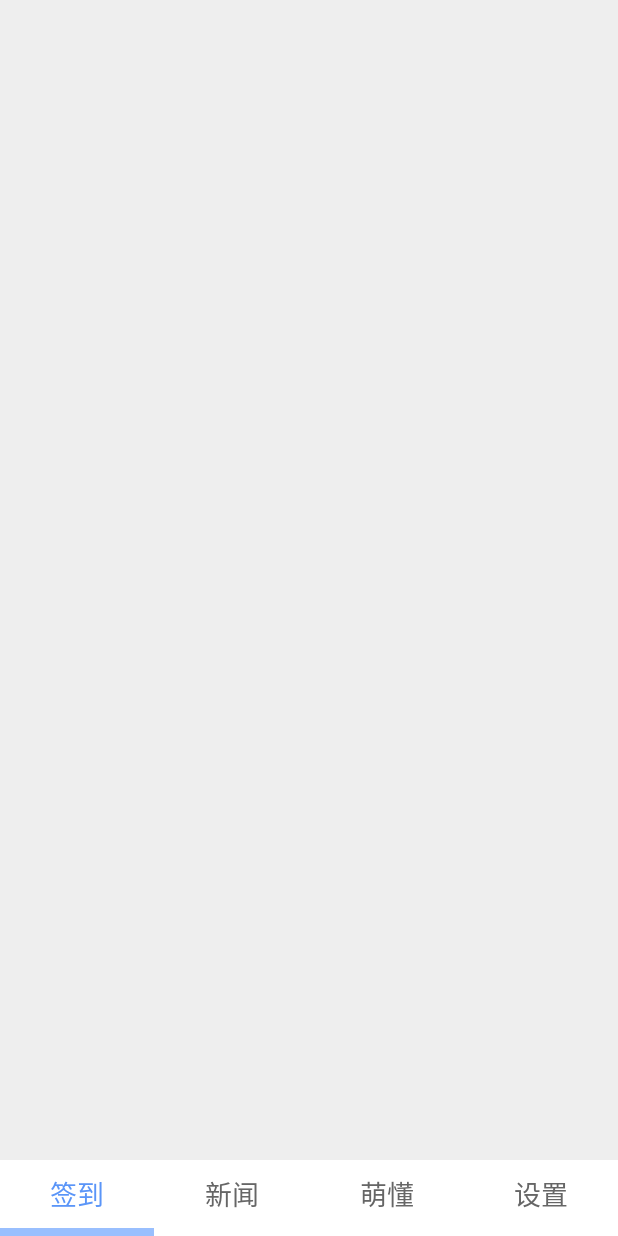
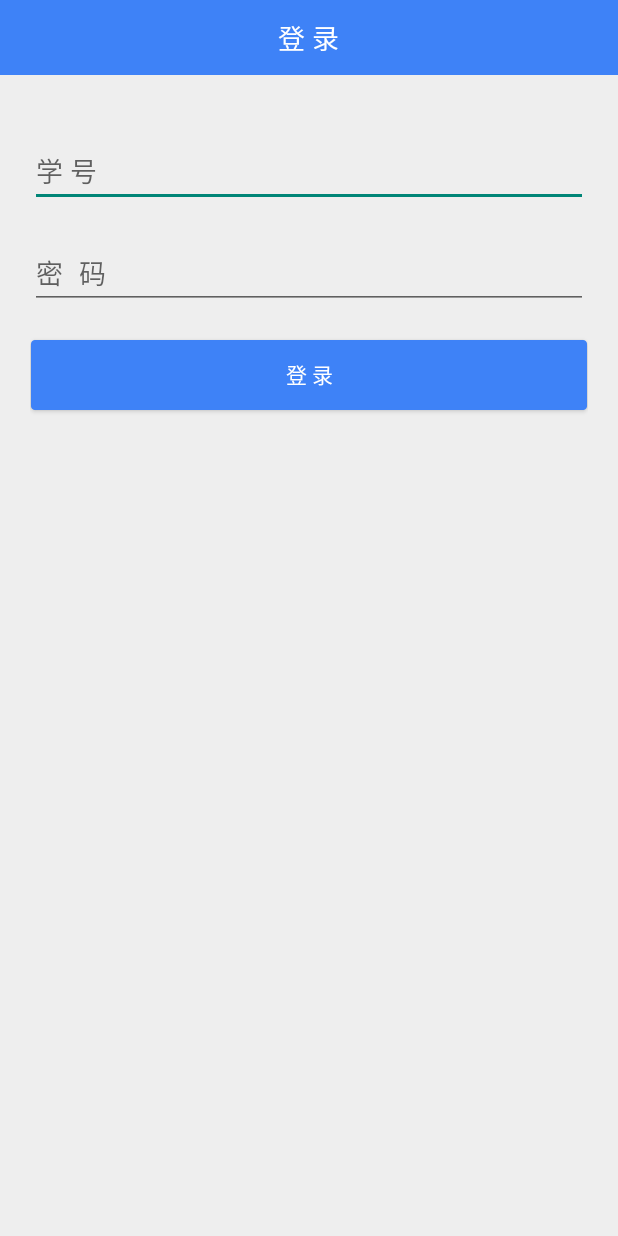
Before and after one commit to flyer88/VoiceSign, an Android app: the screen it shows after launch (MainActivity before the commit, LoginActivity after it), on a phone screen of 412 x 824 dp. Run offline under Robolectric (Android 15) with nearby library versions, the phone set to English and light mode, and no system bars; libraries missing offline, so code that uses them is left out: com.squareup.okhttp.

Commit message:
增加签到功能

```diff
--- /dev/null
+++ b/app/src/main/java/me/shyboy/mengma/LoginActivity.java
@@ -0,0 +1,86 @@
+package me.shyboy.mengma;
+
+import android.app.Activity;
+import android.content.Intent;
+import android.os.Bundle;
+import android.util.Log;
+import android.view.Menu;
+import android.view.MenuItem;
+import android.view.View;
+import android.view.Window;
+import android.widget.Button;
+import android.widget.EditText;
+import android.widget.Toast;
+
+import me.shyboy.mengma.Common.SignConfig;
+import me.shyboy.mengma.Common.User;
+import me.shyboy.mengma.database.UserHelper;
+import me.shyboy.mengma.methods.OkHttpUtil;
+
+
+public class LoginActivity extends Activity {
+    private EditText et_sno;
+    private EditText et_password;
+    private Button btn_login;
+    @Override
+    protected void onCreate(Bundle savedInstanceState) {
+        super.onCreate(savedInstanceState);
+        requestWindowFeature(Window.FEATURE_NO_TITLE);
+        isLogined();
+        setContentView(R.layout.activity_login);
+
+        et_sno = (EditText)findViewById(R.id.login_sno);
+        et_password = (EditText)findViewById(R.id.login_password);
+        btn_login = (Button)findViewById(R.id.login_btn);
+        btn_login.setOnClickListener(new View.OnClickListener() {
+            @Override
+            public void onClick(View v) {
+                String sno = et_sno.getText().toString();
+                String pwd = et_password.getText().toString();
+                if(sno.length() != SignConfig.SNOLENGTH)
+                {
+                    Toast.makeText(LoginActivity.this,"学号应该包含"+SignConfig.SNOLENGTH+"位数字",Toast.LENGTH_SHORT).show();
+                    return ;
+
+                }
+                if (pwd.length() < SignConfig.PASSWORDMINLENGTH || pwd.length() > SignConfig.PASSWORDMAXLENGTH)
+                {
+                    Toast.makeText(LoginActivity.this,"密码应该包含"+SignConfig.PASSWORDMINLENGTH+"-"
+                          +SignConfig.PASSWORDMAXLENGTH+"个字符",
+                            Toast.LENGTH_SHORT).show();
+                    return;
+                }
+                User user = new User(sno,"",pwd,"",7);
+                UserHelper helper= new UserHelper(LoginActivity.this);
+                helper.update(user);
+                OkHttpUtil http = new OkHttpUtil(LoginActivity.this);
+                http.login();
+            }
+        });
+    }
+
+    //检测是否已经登录
+    private void isLogined()
+    {
+        OkHttpUtil okHttpUtil = new OkHttpUtil(LoginActivity.this);
+        User user = okHttpUtil.login();
+
+        if(user == null)
+        {
+            Log.i("login","login failed,when start first.");
+        }
+        else
+        {
+            Intent intent = new Intent(LoginActivity.this,MainActivity.class);
+            startActivity(intent);
+        }
+    }
+
+    @Override
+    public void onStop()
+    {
+        super.onStop();
+        Log.i("login","login success,->main.");
+        this.finish();
+    }
+}
--- /dev/null
+++ b/app/src/main/java/me/shyboy/mengma/database/SignDatabaseHelper.java
@@ -0,0 +1,47 @@
+package me.shyboy.mengma.database;
+
+import android.content.Context;
+import android.database.sqlite.SQLiteDatabase;
+import android.database.sqlite.SQLiteOpenHelper;
+import android.util.Log;
+
+/**
+ * Created by foul on 14/11/16.
+ */
+public class SignDatabaseHelper extends SQLiteOpenHelper {
+    private Context context;
+    public static final String CREATE_USER =
+            "create table User ("
+            + "name text,"
+            + "sno text,"
+            + "password text,"
+            + "pid integer,"
+            + "access_token text )";
+    public static final String DEFAULTDBNAME = "sign.db";
+
+    public SignDatabaseHelper(Context context,String name,SQLiteDatabase.CursorFactory factory,int version)
+    {
+        super(context,name,factory,version);
+
+        this.context = context;
+    }
+
+    public SignDatabaseHelper(Context context,int version)
+    {
+        super(context,DEFAULTDBNAME,null,version);
+
+        this.context = context;
+    }
+
+    public void onCreate(SQLiteDatabase db)
+    {
+        db.execSQL(CREATE_USER);
+        Log.i("database create","create Database User");
+    }
+
+    public void onUpgrade(SQLiteDatabase db,int oldVersion,int newVersion)
+    {
+        db.execSQL("drop table if exists User");
+        onCreate(db);
+    }
+}
--- /dev/null
+++ b/app/src/main/java/me/shyboy/mengma/database/UserHelper.java
@@ -0,0 +1,50 @@
+package me.shyboy.mengma.database;
+
+import android.content.ContentValues;
+import android.content.Context;
+import android.database.Cursor;
+import android.database.sqlite.SQLiteDatabase;
+
+import me.shyboy.mengma.Common.SignConfig;
+import me.shyboy.mengma.Common.User;
+
+/**
+ * Created by foul on 14/11/16.
+ */
+public class UserHelper {
+    private SignDatabaseHelper helper;
+    public UserHelper(Context context)
+    {
+        helper = new SignDatabaseHelper(context, SignConfig.DBVERSION);
+    }
+
+    public void update(User user)
+    {
+        SQLiteDatabase db = helper.getWritableDatabase();
+        db.delete(SignConfig.TABLEUSER,"1 = 1",null);
+        ContentValues values = new ContentValues();
+        values.put("sno",user.getSno());
+        values.put("name",user.getName());
+        values.put("password",user.getPassword());
+        values.put("access_token",user.getAccess_token());
+        values.put("pid",user.getPid());
+        db.insert(SignConfig.TABLEUSER,null,values);
+    }
+
+    public User getUser()
+    {
+        SQLiteDatabase db = helper.getReadableDatabase();
+        Cursor cursor = db.query(SignConfig.TABLEUSER,null,null,null,null,null,null);
+
+        if(cursor.moveToFirst())
+        {
+            return new User(cursor.getString(cursor.getColumnIndex("sno")),
+                            cursor.getString(cursor.getColumnIndex("name")),
+                            cursor.getString(cursor.getColumnIndex("password")),
+                            cursor.getString(cursor.getColumnIndex("access_token")),
+                            cursor.getInt(cursor.getColumnIndex("pid"))
+            );
+        }
+        return null;
+    }
+}
--- /dev/null
+++ b/app/src/main/java/me/shyboy/mengma/methods/OkHttpUtil.java
@@ -0,0 +1,95 @@
+package me.shyboy.mengma.methods;
+
+import android.content.Context;
+import android.content.Intent;
+import android.util.Log;
+
+import com.google.gson.Gson;
+import com.google.gson.reflect.TypeToken;
+import com.squareup.okhttp.Callback;
+import com.squareup.okhttp.MediaType;
+import com.squareup.okhttp.OkHttpClient;
+import com.squareup.okhttp.Request;
+import com.squareup.okhttp.RequestBody;
+import com.squareup.okhttp.Response;
+
+import java.io.IOException;
+
+import me.shyboy.mengma.Common.OkHttpUtilResponse;
+import me.shyboy.mengma.Common.SignConfig;
+import me.shyboy.mengma.Common.User;
+import me.shyboy.mengma.MainActivity;
+import me.shyboy.mengma.database.UserHelper;
+
+/**
+ * Created by foul on 14/11/16.
+ */
+public class OkHttpUtil {
+   // private String result;
+    private Context context;
+    private final OkHttpClient client = new OkHttpClient();
+    private static final MediaType MEDIA_TYPE = MediaType.parse("application/json; charset=utf-8");
+
+    public OkHttpUtil(Context context)
+    {
+        this.context = context;
+       // this.result = "";
+    }
+    public User login()
+    {
+        UserHelper userHelper = new UserHelper(context);
+        User user = userHelper.getUser();
+        if(user != null)
+        {
+            Gson gson = new Gson();
+            String json = gson.toJson(user);
+            RequestBody body = RequestBody.create(MEDIA_TYPE,json);
+            Request request = new Request.Builder()
+                    .url(SignConfig.URLLOGIN)
+                    .post(body)
+                    .build();
+            client.newCall(request).enqueue(new ResponseCallBack(context));
+
+        }
+        return null;
+    }
+
+    private class ResponseCallBack implements Callback
+    {
+
+        private Context context;
+
+        public ResponseCallBack(Context context)
+        {
+            this.context = context;
+        }
+        @Override
+        public void onFailure(Request request, IOException e) {
+            Log.i("response result","failed to post");
+            e.printStackTrace();
+        }
+
+        @Override
+        public void onResponse(Response response) throws IOException {
+            if(!response.isSuccessful())
+            {
+                Log.i("response result","response failed");
+                throw new IOException();
+            }
+            else
+            {
+                String result = response.body().string();
+                Gson gson = new Gson();
+                OkHttpUtilResponse<User> obj = gson.fromJson(result,new TypeToken<OkHttpUtilResponse<User>>(){}.getType());
+                if(Integer.parseInt(obj.getErrcode()) == SignConfig.HTTPERRORCODEOK)
+                {
+                   // Log.i("errcode panduan","ok");
+                    Intent intent = new Intent(context, MainActivity.class);
+                    UserHelper helper = new UserHelper(context);
+                    helper.update(obj.getData());
+                    context.startActivity(intent);
+                }
+            }
+        }
+    }
+}
--- /dev/null
+++ b/app/src/main/res/drawable/login_btn.xml
@@ -0,0 +1,21 @@
+<?xml version="1.0" encoding="utf-8"?>
+<selector xmlns:android="http://schemas.android.com/apk/res/android">
+    <item
+        android:state_focused="true"
+        android:state_pressed="false"
+        android:drawable="@drawable/login_btn_pressed"
+        />
+    <item
+        android:state_focused="true"
+        android:state_pressed="true"
+        android:drawable="@drawable/login_btn_pressed"
+        />
+    <item
+        android:state_focused="false"
+        android:state_pressed="true"
+        android:drawable="@drawable/login_btn_pressed"
+        />
+    <item
+        android:drawable="@drawable/login_btn_normal"
+        />
+</selector>
--- /dev/null
+++ b/app/src/main/res/layout/activity_login.xml
@@ -0,0 +1,58 @@
+<LinearLayout xmlns:android="http://schemas.android.com/apk/res/android"
+    xmlns:tools="http://schemas.android.com/tools"
+    android:layout_width="fill_parent"
+    android:layout_height="fill_parent"
+    android:background="#eee"
+    android:orientation="vertical"
+    tools:context="me.shyboy.mengma.LoginActivity">
+    <RelativeLayout
+        android:layout_width="match_parent"
+        android:layout_height="50dp"
+        android:background="#3e82f7"
+        >
+        <TextView
+            android:layout_width="wrap_content"
+            android:layout_height="wrap_content"
+            android:text="@string/login_title"
+            android:textColor="#FFF"
+            android:layout_centerInParent="true"
+            android:textSize="18dp"
+            />
+    </RelativeLayout>
+    <LinearLayout
+        android:layout_width="match_parent"
+        android:layout_height="match_parent"
+        android:layout_marginTop="20dp"
+        android:padding="20dp"
+        android:orientation="vertical"
+        >
+        <EditText
+            android:id="@+id/login_sno"
+            android:layout_width="match_parent"
+            android:layout_height="wrap_content"
+            android:hint="@string/sno"
+            android:inputType="number"
+            android:singleLine="true"
+            android:layout_marginBottom="20dp"
+            />
+        <EditText
+            android:id="@+id/login_password"
+            android:layout_width="match_parent"
+            android:layout_height="wrap_content"
+            android:hint="@string/password"
+            android:inputType="textPassword"
+            android:singleLine="true"
+            android:layout_marginBottom="20dp"
+            />
+        <Button
+            android:id="@+id/login_btn"
+            android:layout_width="match_parent"
+            android:layout_height="wrap_content"
+            android:text = "@string/login_title"
+            android:textColor="#fff"
+            android:background="@drawable/login_btn"
+            />
+    </LinearLayout>
+
+
+</LinearLayout>
--- /dev/null
+++ b/app/src/main/res/menu/menu_login.xml
@@ -0,0 +1,5 @@
+<menu xmlns:android="http://schemas.android.com/apk/res/android"
+    xmlns:tools="http://schemas.android.com/tools" tools:context="me.shyboy.mengma.LoginActivity">
+    <item android:id="@+id/action_settings" android:title="@string/action_settings"
+        android:orderInCategory="100" android:showAsAction="never" />
+</menu>
--- a/app/src/main/res/values/strings.xml
+++ b/app/src/main/res/values/strings.xml
@@ -8,5 +8,8 @@
     <string name="pager_news">新闻</string>
     <string name="pager_know">萌懂</string>
     <string name="pager_setting">设置</string>
-
+    <string name="title_activity_login">LoginActivity</string>
+    <string name="login_title">登  录</string>
+    <string name="sno">学  号</string>
+    <string name="password">密  码</string>
 </resources>
--- a/build.gradle
+++ b/build.gradle
@@ -6,7 +6,6 @@ buildscript {
     }
     dependencies {
         classpath 'com.android.tools.build:gradle:0.13.2'
-
         // NOTE: Do not place your application dependencies here; they belong
         // in the individual module build.gradle files
     }
```
Also changed, not shown: app/build.gradle (+6 -2 lines), app/src/main/AndroidManifest.xml (+9 -0 lines), app/src/main/java/me/shyboy/mengma/Common/OkHttpUtilResponse.java (added, +37 -0 lines), app/src/main/java/me/shyboy/mengma/Common/SignConfig.java (added, +14 -0 lines), app/src/main/java/me/shyboy/mengma/Common/User.java (added, +69 -0 lines), app/src/main/java/me/shyboy/mengma/MainActivity.java (+79 -0 lines), app/src/main/res/layout/pager_sign.xml (+20 -1 lines), app/libs/voiceDemoWithNoise.jar (added), app/src/main/res/drawable-hdpi/login_btn_normal.9.png (added), app/src/main/res/drawable-hdpi/login_btn_pressed.9.png (added), 1 other file.
